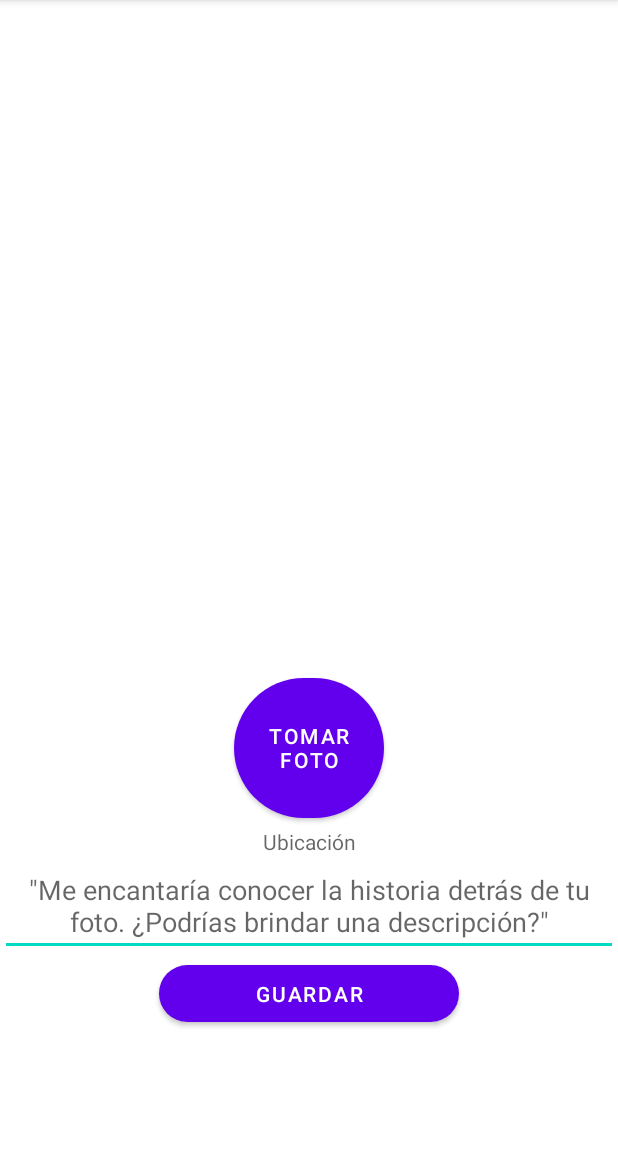
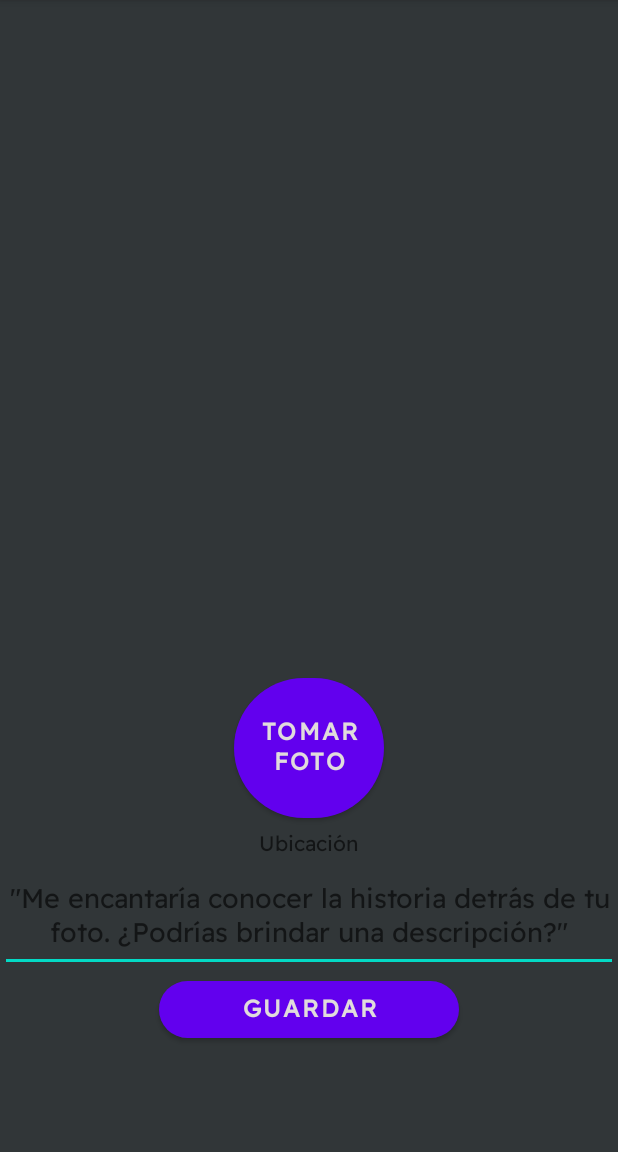
Before and after one commit to 101rockyprojects/Pic2Web, an Android app: the home screen opened directly, with no data from a screen before it, on a phone screen of 412 x 824 dp, the part 84-1236 px from its top. Run offline under Robolectric (Android 15) with nearby library versions, the phone set to English and light mode, and no system bars; network calls fail; 2 statements that could not run were skipped.

Commit message:
Improving design of home view

```diff
--- a/app/src/main/res/layout/activity_home.xml
+++ b/app/src/main/res/layout/activity_home.xml
@@ -4,6 +4,7 @@
     xmlns:tools="http://schemas.android.com/tools"
     android:layout_width="match_parent"
     android:layout_height="match_parent"
+    android:background="#313638"
     tools:context=".home">
 
     <LinearLayout
@@ -26,7 +27,11 @@
             android:layout_width="100dp"
             android:layout_height="105dp"
             android:layout_gravity="center_horizontal"
+            android:fontFamily="@font/readexpro"
             android:text="Tomar foto"
+            android:textColor="#E1DCDC"
+            android:textSize="16sp"
+            android:textStyle="bold"
             app:cornerRadius="300dp" />
 
         <LinearLayout
@@ -41,8 +46,10 @@
                 android:layout_width="match_parent"
                 android:layout_height="wrap_content"
                 android:layout_gravity="center"
+                android:fontFamily="@font/readexpro"
                 android:hint="Ubicación"
                 android:textAlignment="center"
+                android:textColor="#E1DCDC"
                 android:textSize="14sp" />
 
             <EditText
@@ -50,18 +57,24 @@
                 android:layout_width="match_parent"
                 android:layout_height="wrap_content"
                 android:ems="10"
+                android:fontFamily="@font/readexpro"
                 android:gravity="start|top"
                 android:hint='"Me encantaría conocer la historia detrás de tu foto. ¿Podrías brindar una descripción?"'
                 android:inputType="textMultiLine"
-                android:textAlignment="center" />
+                android:textAlignment="center"
+                android:textColor="#E1DCDC" />
 
             <Button
                 android:id="@+id/button"
                 android:layout_width="200dp"
                 android:layout_height="50dp"
                 android:layout_gravity="center"
+                android:fontFamily="@font/readexpro"
                 android:gravity="center"
                 android:text="Guardar"
+                android:textColor="#E1DCDC"
+                android:textSize="16sp"
+                android:textStyle="bold"
                 app:cornerRadius="50dp" />
         </LinearLayout>
     </LinearLayout>
```
